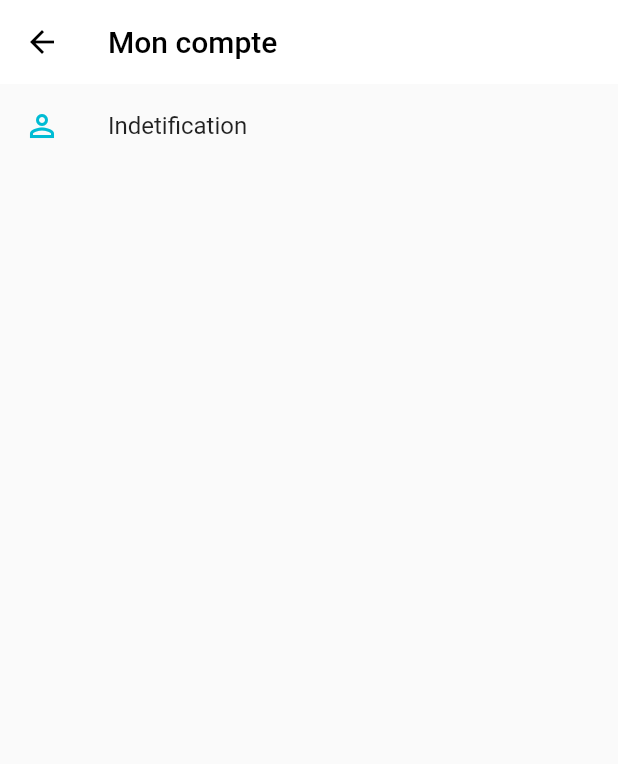
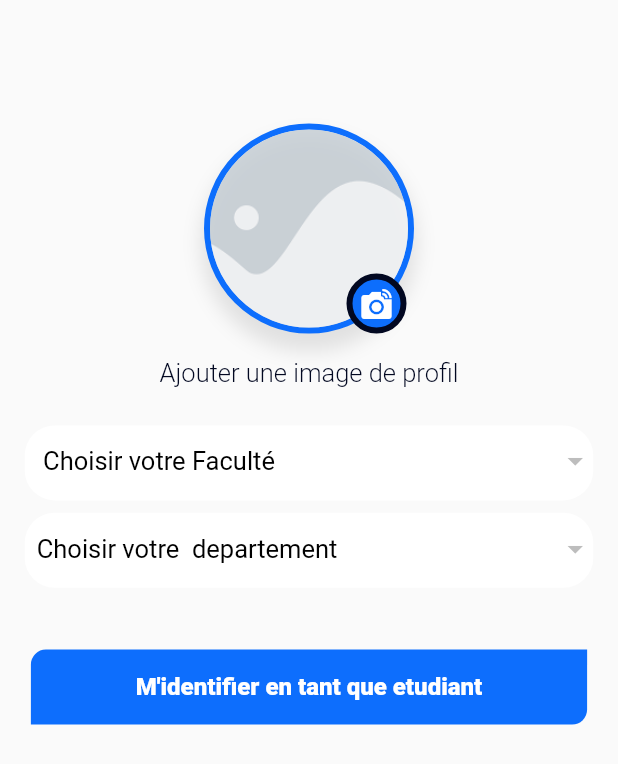
Before and after one commit to kamgarodrigue/mycampus, a Flutter app: the Moncompte screen opened directly, after a tap on "Indetification", on a phone screen of 412 x 824 dp. Shown: the top 764 px of the screen. Run offline on Flutter 3.47's test engine with Material 2 defaults, Android fonts, the light colour scheme and no system bars; our stand-ins replace carousel_slider, dio, dropdown_search, flutter_map, geocoding, geolocator and 8 more; missing offline and left inert: awesome_dropdown, flutter_polyline_points, geolocator_web, shared_preferences_web, user_location; accounts and stored records are empty; network calls fail; Roboto replaces fonts that are missing (ComRegular.).

Commit message:
debut annonce

```diff
--- a/lib/Api/DioClient.dart
+++ b/lib/Api/DioClient.dart
@@ -1,11 +1,10 @@
 import 'package:dio/dio.dart';
 
-var baseurl = "http://mycampus.cm/";
+var baseurl = "http://192.168.8.103:5000/";
 Dio dio() {
   Dio dio = new Dio();
-
-  //"http://192.168.43.45:5000/api/";
-  dio.options.baseUrl = "http://mycampus.cm/api/";
+//"http://mycampus.cm/api/";
+  dio.options.baseUrl = "http://192.168.8.103:5000/api/";
   dio.options.headers['content-Type'] = 'application/json';
   dio.options.connectTimeout = 5000;
   dio.options.receiveTimeout = 3000;
--- a/lib/Models/User.dart
+++ b/lib/Models/User.dart
@@ -9,6 +9,9 @@ class User {
   String email;
   String password;
   String telephone;
+  String sexe;
+  String faculte;
+  String departement;
 
   User(
       {this.id,
@@ -20,6 +23,8 @@ class User {
       @required this.email,
       this.address,
       this.photo,
+      this.departement,
+      this.faculte,
       @required this.password});
 
   factory User.fromJson(Map<String, dynamic> json) => User(
@@ -31,7 +36,9 @@ class User {
       email: json["email"],
       dateOfBirth: json['dateNaissance'],
       address: json["address"],
-      );
+      gender: json["sexe"],
+      departement: json["departement"],
+      faculte: json["faculte"]);
 
   Map<String, dynamic> toJson() => {
         "_id": id,
--- a/lib/Provider/AuthProvider.dart
+++ b/lib/Provider/AuthProvider.dart
@@ -23,7 +23,7 @@ class AuthProvider extends ChangeNotifier {
           _user = User.fromJson(value["user"]);
           print(user.toJson());
           notifyListeners();
-        });
+        }).catchError(() {});
       },
     );
   }
--- a/lib/Screens/DetailFaculte.dart
+++ b/lib/Screens/DetailFaculte.dart
@@ -204,6 +204,7 @@ class _DetailfaculteState extends State<Detailfaculte>
                                     .getLieuByTypeAndCampus(
                                         widget.campus.id, e['_id'].toString());
                                 print(lieuProvider.listbytype);
+                                print(e['_id'].toString());
                               },
                               child: ListTile(
                                   /*leading: CircleAvatar(
--- a/lib/Screens/HomePage.dart
+++ b/lib/Screens/HomePage.dart
@@ -5,6 +5,7 @@ import 'package:mycampus/Api/CampusService.dart';
 import 'package:mycampus/Api/DioClient.dart';
 import 'package:mycampus/Constants.dart';
 import 'package:mycampus/Models/Campus.dart';
+import 'package:mycampus/Provider/AuthProvider.dart';
 import 'package:mycampus/Provider/CampusProvider.dart';
 import 'package:mycampus/Screens/DetailFaculte.dart';
 import 'package:mycampus/Screens/MapViewCampus.dart';
@@ -33,6 +34,7 @@ class _HomePageState extends State<HomePage> {
   void initState() {
     super.initState();
     context.read<CampusProvider>().campusList();
+    context.read<AuthProvider>().getUser();
   }
 
   @override
--- a/lib/Screens/Identification.dart
+++ b/lib/Screens/Identification.dart
@@ -0,0 +1,272 @@
+import 'dart:io';
+
+import 'package:flutter/material.dart';
+import 'package:mycampus/Api/AuthService.dart';
+import 'package:mycampus/Api/LieuService.dart';
+import 'package:mycampus/Constants.dart';
+import 'package:mycampus/Models/User.dart';
+import 'package:mycampus/Provider/AuthProvider.dart';
+import 'package:mycampus/Provider/CampusProvider.dart';
+import 'package:mycampus/Widgets/Button.dart';
+import 'package:mycampus/Widgets/Intput.dart';
+import 'package:image_picker/image_picker.dart';
+import 'package:provider/provider.dart';
+import 'package:top_snackbar_flutter/top_snack_bar.dart';
+import 'package:top_snackbar_flutter/custom_snack_bar.dart';
+
+class Identification extends StatefulWidget {
+  Identification({Key key}) : super(key: key);
+
+  @override
+  State<Identification> createState() => _IdentificationState();
+}
+
+class _IdentificationState extends State<Identification> {
+  Map valuname = {"value": "", "ontap": false};
+  Map valuEmail = {"value": "", "ontap": false};
+  Map valupasword = {"value": "", "ontap": false, "isobscure": false};
+  bool _isLoading = false;
+  File _image;
+
+  DateTime date;
+  Future getImage(ImageSource source) async {
+    File pickedFile = await ImagePicker.pickImage(source: source);
+
+    setState(() {
+      _image = pickedFile;
+    });
+  }
+
+  @override
+  void initState() {
+    // TODO: implement initState
+    super.initState();
+    context.read<CampusProvider>().campusList();
+    context.read<AuthProvider>().getUser();
+  }
+
+  String departement, faculte;
+  @override
+  Widget build(BuildContext context) {
+    final heigth = MediaQuery.of(context).size.height;
+    final widht = MediaQuery.of(context).size.width;
+    final campusProvider = context.watch<CampusProvider>();
+    final authProvider = context.watch<AuthProvider>();
+    return Scaffold(
+        body: Container(
+            child: SingleChildScrollView(
+      child: Column(
+        children: [
+          SizedBox(
+            height: heigth * 0.1,
+          ),
+          InkWell(
+            onTap: () => getImage(ImageSource.gallery),
+            child: Stack(
+              children: [
+                Container(
+                    width: 140,
+                    height: 140,
+                    decoration: BoxDecoration(
+                      border: Border.all(width: 4.0, color: kPrimaryColors),
+                      boxShadow: [
+                        BoxShadow(
+                            spreadRadius: 2,
+                            blurRadius: 10,
+                            color: Colors.black.withOpacity(0.1),
+                            offset: const Offset(0, 10))
+                      ],
+                      shape: BoxShape.circle,
+                    ),
+                    child: _image != null
+                        ? ClipRRect(
+                            borderRadius: BorderRadius.circular(100),
+                            child: FadeInImage(
+                              placeholder:
+                                  const AssetImage("assets/placeholder1.png"),
+                              image: FileImage(_image),
+                              fit: BoxFit.cover,
+                            ),
+                          )
+                        : ClipRRect(
+                            borderRadius: BorderRadius.circular(100),
+                            child: const FadeInImage(
+                              placeholder:
+                                  AssetImage("assets/placeholder1.png"),
+                              image: AssetImage("assets/placeholder1.png"),
+                              fit: BoxFit.cover,
+                            ),
+                          )),
+                Positioned(
+                    right: 0,
+                    bottom: 0,
+                    child: InkWell(
+                      onTap: () => getImage(ImageSource.camera),
+                      child: Container(
+                        height: 40,
+                        width: 50,
+                        decoration: BoxDecoration(
+                            border:
+                                Border.all(width: 4.0, color: kSecondaryColor),
+                            color: kPrimaryColors,
+                            shape: BoxShape.circle),
+                        child: const Icon(
+                          Icons.linked_camera,
+                          color: whiteColor,
+                        ),
+                      ),
+                    ))
+              ],
+            ),
+          ),
+          SizedBox(
+            height: heigth * 0.02,
+          ),
+          Text(
+            'Ajouter une image de profil',
+            style: TextStyle(
+                color: kSecondaryColor,
+                fontSize: 17,
+                fontFamily: 'Roboto-Light'),
+          ),
+          SizedBox(
+            height: heigth * 0.02,
+          ),
+          Padding(
+            padding: EdgeInsets.only(
+                top: heigth * 0.01, left: widht * 0.04, right: widht * 0.04),
+            child: Container(
+              height: 50,
+              decoration: BoxDecoration(
+                  borderRadius: BorderRadius.circular(20), color: whiteColor),
+              child: DropdownButtonFormField<dynamic>(
+                decoration: InputDecoration(
+                    border: InputBorder.none,
+                    contentPadding: EdgeInsets.only(left: 8)),
+                hint: Text(" Choisir votre Faculté",
+                    style: TextStyle(
+                        color: kBlack,
+                        fontSize: 17,
+                        fontFamily: 'ComRegular.')),
+                items: campusProvider.list
+                    .map<DropdownMenuItem<dynamic>>((e) => DropdownMenuItem(
+                          value: e.id,
+                          child: Text(" " + e.intitule,
+                              style: TextStyle(
+                                  color: kBlack,
+                                  fontSize: 17,
+                                  fontFamily: 'ComRegular.')),
+                        ))
+                    .toList(),
+                onChanged: (value) {
+                  print(value);
+                  context
+                      .read<LieuService>()
+                      .getLieuByTypeAndCampus(value, "6242d1d43d78410e3805cfa7")
+                      .then((value) => print(value));
+                  faculte = value.toString();
+                },
+              ),
+            ),
+          ),
+          Padding(
+            padding: EdgeInsets.only(
+                top: heigth * 0.01, left: widht * 0.04, right: widht * 0.04),
+            child: Container(
+              height: 50,
+              decoration: BoxDecoration(
+                  borderRadius: BorderRadius.circular(20), color: whiteColor),
+              child: DropdownButtonFormField<dynamic>(
+                decoration: InputDecoration(
+                    border: InputBorder.none,
+                    contentPadding: EdgeInsets.only(left: 8)),
+                hint: Text("Choisir votre  departement",
+                    style: TextStyle(
+                        color: kBlack,
+                        fontSize: 17,
+                        fontFamily: 'ComRegular.')),
+                items: context
+                    .read<LieuService>()
+                    .listbytype
+                    .map<DropdownMenuItem<dynamic>>((e) => DropdownMenuItem(
+                          value: e.id,
+                          child: Text(" " + e.intitule,
+                              style: TextStyle(
+                                  color: kBlack,
+                                  fontSize: 17,
+                                  fontFamily: 'ComRegular.')),
+                        ))
+                    .toList(),
+                onChanged: (value) {
+                  departement = value.toString();
+                },
+              ),
+            ),
+          ),
+          SizedBox(
+            height: heigth * 0.05,
+          ),
+          Button(
+            fontSize: 16,
+            heigth: 50,
+            widht: widht * 0.9,
+            fontFamily: 'Roboto-Black',
+            color: faculte == "" || departement == ""
+                ? kPrimaryColors.withOpacity(0.5)
+                : kPrimaryColors,
+            onTape: faculte == "" || departement == ""
+                ? () {
+                    setState(() {
+                      this.valuname["ontap"] = true;
+                      this.valuEmail["ontap"] = true;
+                      this.valupasword["ontap"] = true;
+                    });
+                  }
+                : () {
+                    setState(() {
+                      _isLoading = true;
+                    });
+                    User user = authProvider.user;
+                    user.departement = departement;
+                    user.faculte = faculte;
+                    context
+                        .read<AuthService>()
+                        .Identification(user, _image)
+                        .then((value) {
+                      setState(() {
+                        _isLoading = true;
+                      });
+                      context.read<AuthProvider>().getUser();
+
+                      showTopSnackBar(
+                        context,
+                        CustomSnackBar.success(
+                          message: "vous etes desormais etudiant",
+                        ),
+                      );
+                    }).catchError((e) {
+                      showTopSnackBar(
+                        context,
+                        CustomSnackBar.info(
+                          message: e.toString(),
+                        ),
+                      );
+                      setState(() {
+                        _isLoading = false;
+                      });
+                      print(e);
+                    });
+                    ;
+                  },
+            padding: EdgeInsets.only(
+                //top: heigth * 0.6 * 0.04,
+                left: widht * 0.04,
+                right: widht * 0.04),
+            raduis: 10,
+            text: 'M\'identifier en tant que etudiant',
+          ),
+        ],
+      ),
+    )));
+  }
+}
--- a/lib/Screens/MonCompte.dart
+++ b/lib/Screens/MonCompte.dart
@@ -1,5 +1,6 @@
 import 'package:flutter/material.dart';
 import 'package:mycampus/Constants.dart';
+import 'package:mycampus/Screens/Identification.dart';
 
 class Moncompte extends StatefulWidget {
   Moncompte({Key key}) : super(key: key);
@@ -25,8 +26,8 @@ class _MoncompteState extends State<Moncompte> {
       body: Column(children: [
         InkWell(
           onTap: () {
-            Navigator.push(
-                context, MaterialPageRoute(builder: (context) => Moncompte()));
+            Navigator.push(context,
+                MaterialPageRoute(builder: (context) => Identification()));
           },
           child: ListTile(
             leading: const Icon(
```
Also changed, not shown: lib/Api/AuthService.dart (+34 -0 lines), lib/Screens/LoginScreen.dart (+7 -0 lines), lib/Screens/Singnup.dart (+4 -4 lines). Lines whose indentation alone changed are shown as unchanged.
